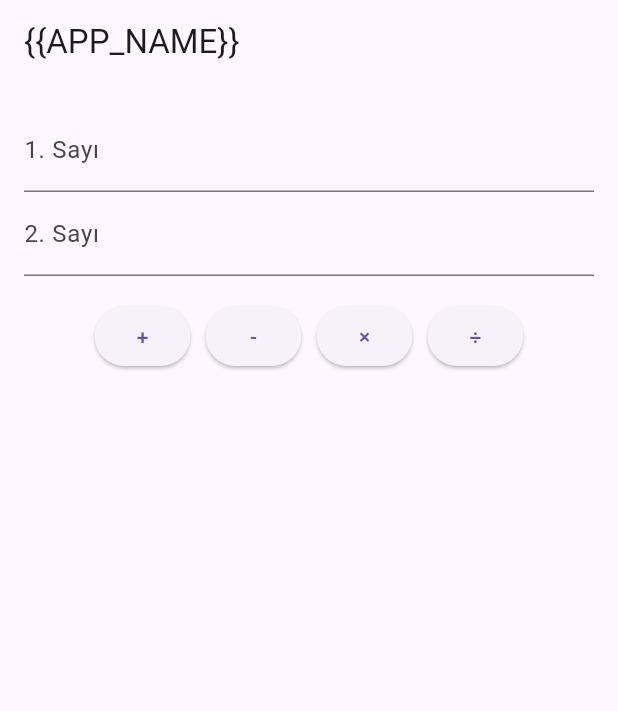
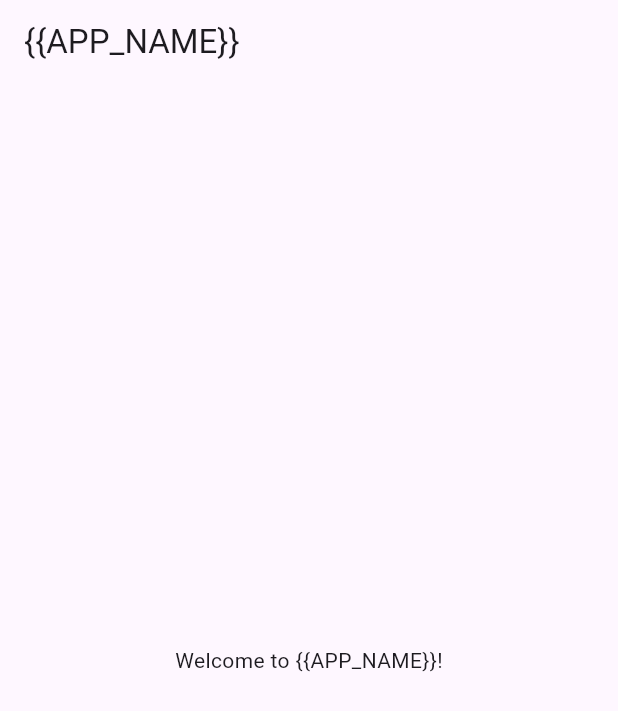
Before and after one commit to Pixciv/flutter_build_app, a Flutter app: the screen it shows after launch, on a phone screen of 412 x 824 dp. Shown: the top 711 px of the screen. Run offline on Flutter 3.47's test engine with Material 3 defaults, Android fonts, the phone set to English and light mode, and no system bars; our stand-ins replace google_mobile_ads; network calls fail.

Commit message:
Update main.dart

```diff
--- a/lib/main.dart
+++ b/lib/main.dart
@@ -8,7 +8,7 @@ void main() {
 }
 
 class MyApp extends StatelessWidget {
-  final String appName = '{{APP_NAME}}'; // sed ile değiştirilecek
+  final String appName = '{{APP_NAME}}'; // Bu metin sed ile değiştirilecek
 
   @override
   Widget build(BuildContext context) {
@@ -32,10 +32,6 @@ class _MyHomePageState extends State<MyHomePage> {
   late BannerAd _bannerAd;
   bool _isBannerAdReady = false;
 
-  final TextEditingController _num1Controller = TextEditingController();
-  final TextEditingController _num2Controller = TextEditingController();
-  String _result = '';
-
   @override
   void initState() {
     super.initState();
@@ -45,11 +41,9 @@ class _MyHomePageState extends State<MyHomePage> {
       size: AdSize.banner,
       request: AdRequest(),
       listener: BannerAdListener(
-        onAdLoaded: (_) {
-          setState(() {
-            _isBannerAdReady = true;
-          });
-        },
+        onAdLoaded: (_) => setState(() {
+          _isBannerAdReady = true;
+        }),
         onAdFailedToLoad: (ad, error) {
           ad.dispose();
           print('Banner reklam yüklenemedi: $error');
@@ -63,43 +57,7 @@ class _MyHomePageState extends State<MyHomePage> {
   @override
   void dispose() {
     _bannerAd.dispose();
-    _num1Controller.dispose();
-    _num2Controller.dispose();
     super.dispose();
-  }
-
-  void _calculate(String operation) {
-    final double? num1 = double.tryParse(_num1Controller.text);
-    final double? num2 = double.tryParse(_num2Controller.text);
-
-    if (num1 == null || num2 == null) {
-      setState(() => _result = 'Geçersiz sayı');
-      return;
-    }
-
-    double res;
-    switch (operation) {
-      case '+':
-        res = num1 + num2;
-        break;
-      case '-':
-        res = num1 - num2;
-        break;
-      case '×':
-        res = num1 * num2;
-        break;
-      case '÷':
-        if (num2 == 0) {
-          setState(() => _result = 'Sıfıra bölünemez');
-          return;
-        }
-        res = num1 / num2;
-        break;
-      default:
-        res = 0;
-    }
-
-    setState(() => _result = 'Sonuç: $res');
   }
 
   @override
@@ -108,42 +66,21 @@ class _MyHomePageState extends State<MyHomePage> {
       appBar: AppBar(
         title: Text(widget.appName),
       ),
-      body: SingleChildScrollView(
-        padding: const EdgeInsets.all(16),
-        child: Column(
-          children: [
-            TextField(
-              controller: _num1Controller,
-              keyboardType: TextInputType.number,
-              decoration: InputDecoration(labelText: '1. Sayı'),
-            ),
-            TextField(
-              controller: _num2Controller,
-              keyboardType: TextInputType.number,
-              decoration: InputDecoration(labelText: '2. Sayı'),
-            ),
-            const SizedBox(height: 16),
-            Wrap(
-              spacing: 10,
-              children: [
-                ElevatedButton(onPressed: () => _calculate('+'), child: Text('+')),
-                ElevatedButton(onPressed: () => _calculate('-'), child: Text('-')),
-                ElevatedButton(onPressed: () => _calculate('×'), child: Text('×')),
-                ElevatedButton(onPressed: () => _calculate('÷'), child: Text('÷')),
-              ],
-            ),
-            const SizedBox(height: 20),
-            Text(_result, style: TextStyle(fontSize: 20)),
-          ],
-        ),
-      ),
-      bottomNavigationBar: _isBannerAdReady
-          ? Container(
+      body: Column(
+        children: [
+          if (_isBannerAdReady)
+            Container(
               width: _bannerAd.size.width.toDouble(),
               height: _bannerAd.size.height.toDouble(),
               child: AdWidget(ad: _bannerAd),
-            )
-          : SizedBox.shrink(),
+            ),
+          Expanded(
+            child: Center(
+              child: Text('Welcome to ${widget.appName}!'),
+            ),
+          ),
+        ],
+      ),
     );
   }
 }
```
